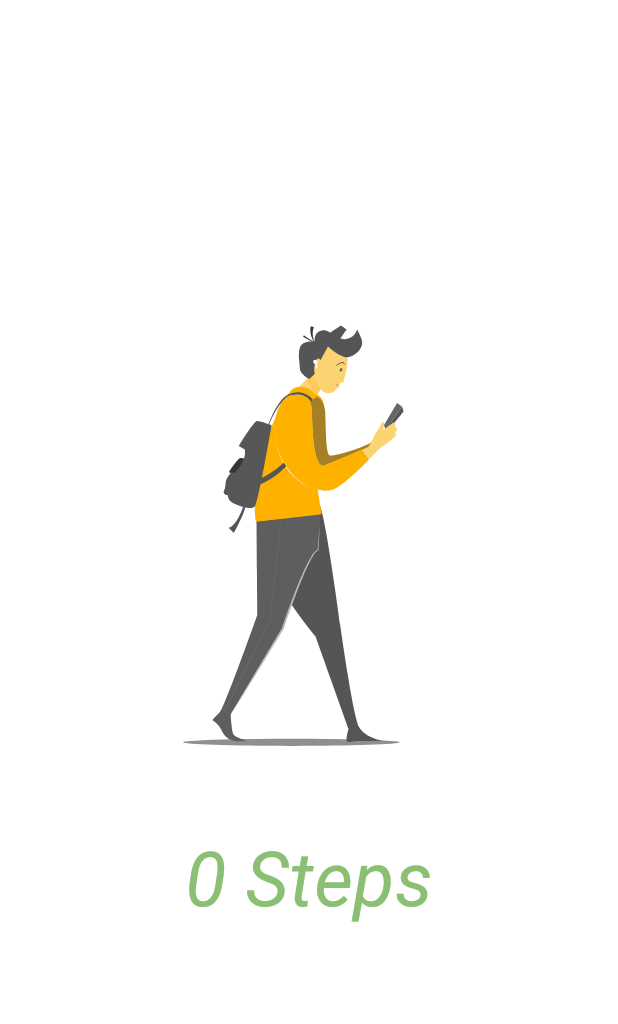
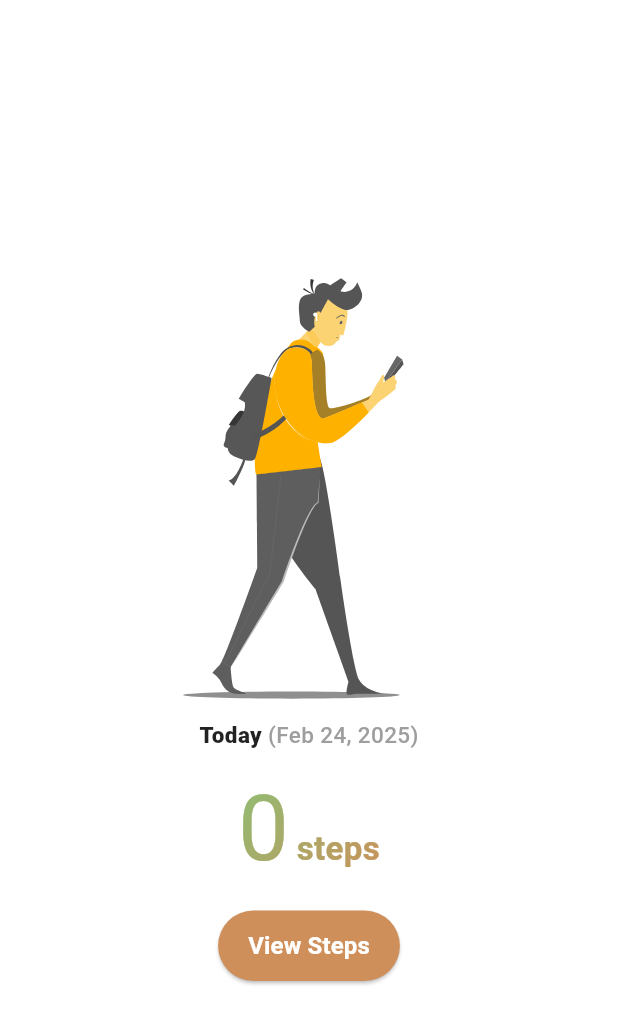
Before and after one commit to ArleneDacs/InnerU, a Flutter app: the StepTracker screen opened by its route, on a phone screen of 412 x 824 dp. Shown: the top 1024 px of the screen. Run offline on Flutter 3.47's test engine with Material 3 defaults, Android fonts, the phone set to English and light mode, and no system bars; our stand-ins replace audioplayers, cloud_firestore, curved_navigation_bar, firebase_auth, firebase_core, fl_chart and 8 more; accounts and stored records are empty; Roboto replaces fonts that are missing (Puritan, ralemed).

Commit message:
Step Tracking Finalized Design for Weekly Reports

```diff
--- a/lib/src/features/authentication/screen/step_tracker.dart/steptracker_screen.dart
+++ b/lib/src/features/authentication/screen/step_tracker.dart/steptracker_screen.dart
@@ -1,10 +1,12 @@
 import 'package:flutter/material.dart';
+import 'package:google_fonts/google_fonts.dart';
 import 'package:lottie/lottie.dart';
 import 'package:pedometer/pedometer.dart';
 import 'package:permission_handler/permission_handler.dart';
+import 'package:selfcare_projects/src/features/authentication/screen/step_tracker.dart/tracking.dart';
 import 'dart:async';
 import 'package:shared_preferences/shared_preferences.dart';
-import 'package:sensors_plus/sensors_plus.dart';
+import 'package:intl/intl.dart';
 
 class StepTracker extends StatefulWidget {
   const StepTracker({super.key});
@@ -17,18 +19,11 @@ class _StepTrackerState extends State<StepTracker>
     with SingleTickerProviderStateMixin {
   late AnimationController _lottieController;
   late StreamController<int> _stepStreamController;
-  late StreamSubscription<StepCount> _stepSubscription;
+  StreamSubscription<StepCount>? _stepSubscription;
 
   int _steps = 0;
+  int _lastRecordedSteps = 0;
   DateTime? _lastStepTime;
-  Timer? _monitoringTimer;
-
-  Future<void> _loadSteps() async {
-    SharedPreferences prefs = await SharedPreferences.getInstance();
-    setState(() {
-      _steps = prefs.getInt('saved_steps') ?? 0;
-    });
-  }
 
   @override
   void initState() {
@@ -36,20 +31,33 @@ class _StepTrackerState extends State<StepTracker>
     _lottieController = AnimationController(vsync: this);
     _stepStreamController = StreamController<int>.broadcast();
 
-    _loadSteps();
-    _requestPermission();
-    _initMotionTracking();
+    _initializeApp();
+  }
 
-    // 🔥 Start monitoring user movement instantly
-    _startMonitoring();
+  Future<void> _initializeApp() async {
+    await _loadSteps();
+    await _requestPermission();
+  }
+
+  Future<void> _loadSteps() async {
+    try {
+      SharedPreferences prefs = await SharedPreferences.getInstance();
+      setState(() {
+        _steps = prefs.getInt('saved_steps') ?? 0;
+        _lastRecordedSteps = _steps;
+      });
+    } catch (e) {
+      debugPrint("Error loading steps: $e");
+    }
   }
 
   Future<void> _requestPermission() async {
-    var status = await Permission.activityRecognition.status;
-    if (!status.isGranted) {
-      await Permission.activityRecognition.request();
+    var status = await Permission.activityRecognition.request();
+    if (status.isGranted) {
+      _initPedometer();
+    } else {
+      debugPrint("Activity Recognition Permission Denied.");
     }
-    _initPedometer();
   }
 
   void _initPedometer() {
@@ -57,32 +65,38 @@ class _StepTrackerState extends State<StepTracker>
       _stepSubscription = Pedometer.stepCountStream.listen(
         _onStepCount,
         onError: _onStepError,
+        cancelOnError: true,
       );
     } catch (e) {
-      print("Pedometer Error: $e");
+      debugPrint("Pedometer Initialization Error: $e");
     }
   }
 
   void _onStepCount(StepCount event) async {
+    try {
       SharedPreferences prefs = await SharedPreferences.getInstance();
+      DateTime now = DateTime.now();
+      int newSteps = event.steps;
 
-    int newSteps = event.steps;
-    DateTime now = DateTime.now();
-
-    if (newSteps > _steps) {
-      int stepDiff = newSteps - _steps;
-      _steps = newSteps;
+      if (newSteps > _lastRecordedSteps) {
+        int stepDiff = newSteps - _lastRecordedSteps;
+        setState(() {
+          _steps += stepDiff;
+          _lastRecordedSteps = newSteps;
           _lastStepTime = now;
+        });
 
         _stepStreamController.add(_steps);
         await prefs.setInt('saved_steps', _steps);
 
-      // Start animation immediately
-      _startWalkingAnimation(stepDiff);
+        _startWalkingAnimation();
+      }
+    } catch (e) {
+      debugPrint("Step Count Processing Error: $e");
     }
   }
 
-  void _startWalkingAnimation(int stepDifference) {
+  void _startWalkingAnimation() {
     if (!_lottieController.isAnimating) {
       _lottieController.repeat();
     }
@@ -94,39 +108,14 @@ class _StepTrackerState extends State<StepTracker>
     }
   }
 
-  void _startMonitoring() {
-    _monitoringTimer?.cancel();
-    _monitoringTimer = Timer.periodic(Duration(milliseconds: 500), (timer) {
-      if (_lastStepTime != null &&
-          DateTime.now().difference(_lastStepTime!).inMilliseconds > 500) {
-        _stopWalkingAnimation();
-      }
-    });
-  }
-
-  void _initMotionTracking() {
-    accelerometerEvents.listen((AccelerometerEvent event) {
-      double totalAcceleration =
-          event.x.abs() + event.y.abs() + event.z.abs();
-
-      if (totalAcceleration > 15) {
-        _lastStepTime = DateTime.now(); // Update step time
-        if (!_lottieController.isAnimating) {
-          _lottieController.repeat();
-        }
-      }
-    });
-  }
-
   void _onStepError(error) {
-    print("Step Count Error: $error");
+    debugPrint("Step Count Error: $error");
   }
 
   @override
   void dispose() {
     _lottieController.dispose();
-    _monitoringTimer?.cancel();
-    _stepSubscription.cancel();
+    _stepSubscription?.cancel();
     _stepStreamController.close();
     super.dispose();
   }
@@ -147,21 +136,90 @@ class _StepTrackerState extends State<StepTracker>
                 _lottieController.duration = composition.duration;
               },
             ),
-            const SizedBox(height: 50),
+            const SizedBox(height: 10),
+            Row(
+              mainAxisAlignment: MainAxisAlignment.center,
+              children: [
+                const Text(
+                  'Today ',
+                  style: TextStyle(fontSize: 15, fontWeight: FontWeight.w900),
+                ),
+                Text(
+                  DateFormat('(MMM dd, yyyy)').format(DateTime.now()),
+                  style: const TextStyle(
+                      fontSize: 15,
+                      fontWeight: FontWeight.w500,
+                      color: Colors.grey),
+                ),
+              ],
+            ),
+            const SizedBox(height: 10),
             StreamBuilder<int>(
               stream: _stepStreamController.stream,
               initialData: _steps,
               builder: (context, snapshot) {
+                return ShaderMask(
+                  shaderCallback: (bounds) => const LinearGradient(
+                    colors: [Color(0xFF8bc074), Color(0xFFce8f5a)],
+                    begin: Alignment.topLeft,
+                    end: Alignment.bottomRight,
+                  ).createShader(bounds),
+                  child: Row(
+                    mainAxisSize: MainAxisSize.min,
+                    crossAxisAlignment: CrossAxisAlignment.baseline,
+                    textBaseline: TextBaseline.alphabetic,
+                    children: [
+                      TweenAnimationBuilder<int>(
+                        duration: const Duration(milliseconds: 500),
+                        tween: IntTween(begin: 0, end: snapshot.data ?? 0),
+                        builder: (context, value, child) {
                           return Text(
-                  '${snapshot.data} Steps',
+                            '$value',
                             style: const TextStyle(
-                    fontSize: 50,
+                              fontSize: 60,
                               fontFamily: 'ralemed',
-                    fontStyle: FontStyle.italic,
-                    color: Color(0xFF8bc074),
+                              color: Colors.white,
                             ),
                           );
                         },
+                      ),
+                      const SizedBox(width: 5),
+                      const Text(
+                        'steps',
+                        style: TextStyle(
+                          fontSize: 22,
+                          fontFamily: 'ralemed',
+                          fontWeight: FontWeight.bold,
+                          color: Colors.white,
+                        ),
+                      ),
+                    ],
+                  ),
+                );
+              },
+            ),
+            const SizedBox(height: 10),
+            ElevatedButton(
+              onPressed: () {
+                Navigator.push(
+                  context,
+                  MaterialPageRoute(
+                      builder: (context) => TrackingScreen(title: '',)),
+                );
+              },
+              style: ElevatedButton.styleFrom(
+                backgroundColor: const Color(0xFFce8f5a),
+                padding:
+                    const EdgeInsets.symmetric(horizontal: 20, vertical: 12),
+              ),
+              child: Text(
+                'View Steps',
+                style: GoogleFonts.roboto(
+                  color: Colors.white,
+                  fontSize: 16,
+                  fontWeight: FontWeight.bold,
+                ),
+              ),
             ),
           ],
         ),
```
Also changed, not shown: lib/src/features/authentication/screen/step_tracker.dart/tracking.dart (added, +233 -0 lines), assets/images/milestone1.jpg (added), assets/images/milestone2.jpg (added), assets/images/milestone3.jpg (added), assets/images/milestone4.jpg (added), 4 other files. Lines whose indentation alone changed are shown as unchanged.
